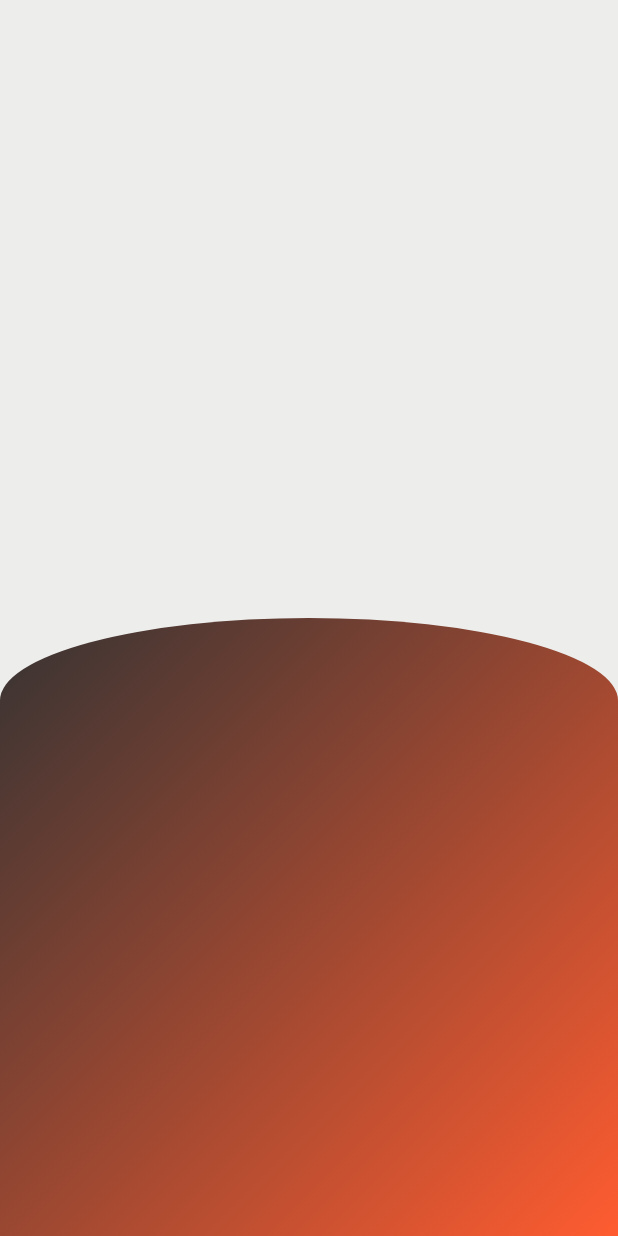
After one commit to zakir1999/ForkFly, a Flutter app: the AdminLogin screen opened directly, on a phone screen of 412 x 824 dp. The commit adds this screen. Run offline on Flutter 3.47's test engine with Material 3 defaults, Android fonts, the phone set to English and light mode, and no system bars; our stand-ins replace cloud_firestore, curved_navigation_bar, firebase_auth, firebase_core, random_string, shared_preferences; missing offline and left inert: flutter_stripe; accounts and stored records are empty.

Commit message:
Add admin login page

```diff
--- /dev/null
+++ b/lib/admin/admin_login.dart
@@ -0,0 +1,52 @@
+import 'package:flutter/material.dart';
+
+class AdminLogin extends StatefulWidget {
+  const AdminLogin({super.key});
+
+  @override
+  State<AdminLogin> createState() => _AdminLoginState();
+}
+
+class _AdminLoginState extends State<AdminLogin> {
+  final GlobalKey<FormState>_formkey=GlobalKey<FormState>();
+  TextEditingController usernamecontroller =new TextEditingController();
+  TextEditingController userpasswordcontroller =new TextEditingController();
+  @override
+  Widget build(BuildContext context) {
+    return Scaffold(
+      backgroundColor: Color(0xFFededeb),
+      body: Container(
+        child: Stack(
+          children: [
+            Container(
+              margin:
+                  EdgeInsets.only(top: MediaQuery.of(context).size.height / 2),
+              padding: EdgeInsets.only(top: 45.0, left: 20.0, right: 20.0),
+              height: MediaQuery.of(context).size.height,
+              width: MediaQuery.of(context).size.width,
+              decoration: BoxDecoration(
+                gradient: LinearGradient(
+                  colors: [Color.fromARGB(255, 53, 51, 51), Color(0xFFff5c30)],
+                  begin: Alignment.topLeft,
+                  end: Alignment.bottomRight,
+                ),
+                borderRadius: BorderRadius.vertical(top: Radius.elliptical(MediaQuery.of(context).size.width,110.0))
+              ),
+            ),
+            Container(
+              margin: EdgeInsets.only(left: 30.0,right: 30.0,top: 60.0),
+              child: Form(
+                key: _formkey,
+                child:Column(
+                  children: [
+
+                  ],
+                ) ,
+              ),
+            )
+          ],
+        ),
+      ),
+    );
+  }
+}
--- a/lib/main.dart
+++ b/lib/main.dart
@@ -6,10 +6,9 @@ import 'package:food/pages/onboard.dart';
 import 'package:food/widget/app_constant.dart';
 
 void main() async{
+  WidgetsFlutterBinding.ensureInitialized();
   Stripe.publishableKey=publishableKey;
-  WidgetsFlutterBinding.ensureInitialized();
   await Firebase.initializeApp();
-
   runApp(const MyApp());
 }
 
```
Also changed, not shown: lib/pages/wallet.dart (+4 -3 lines).
